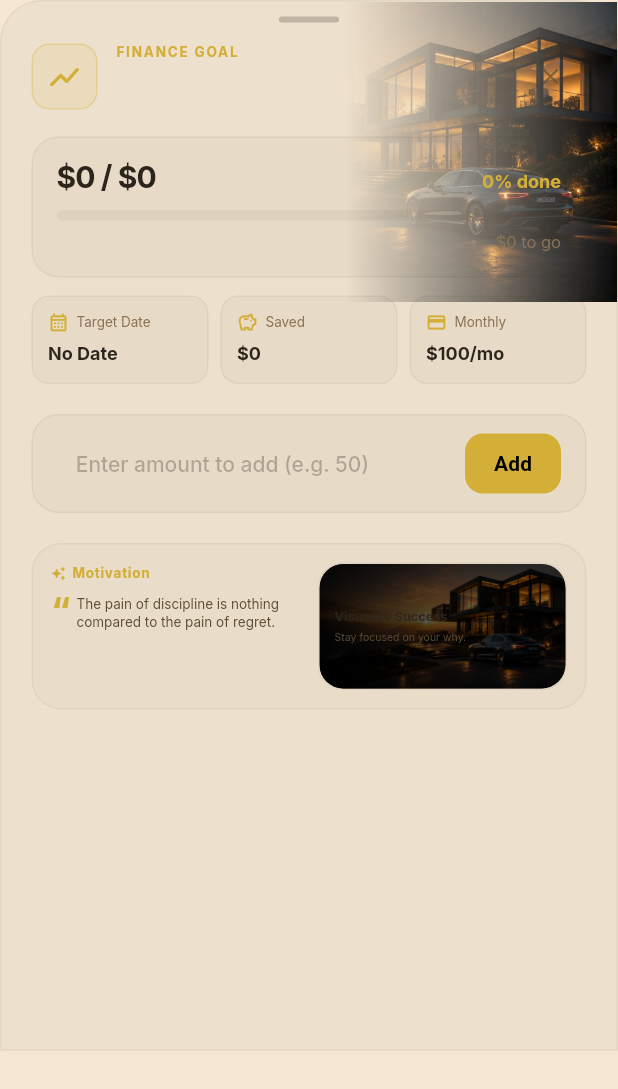
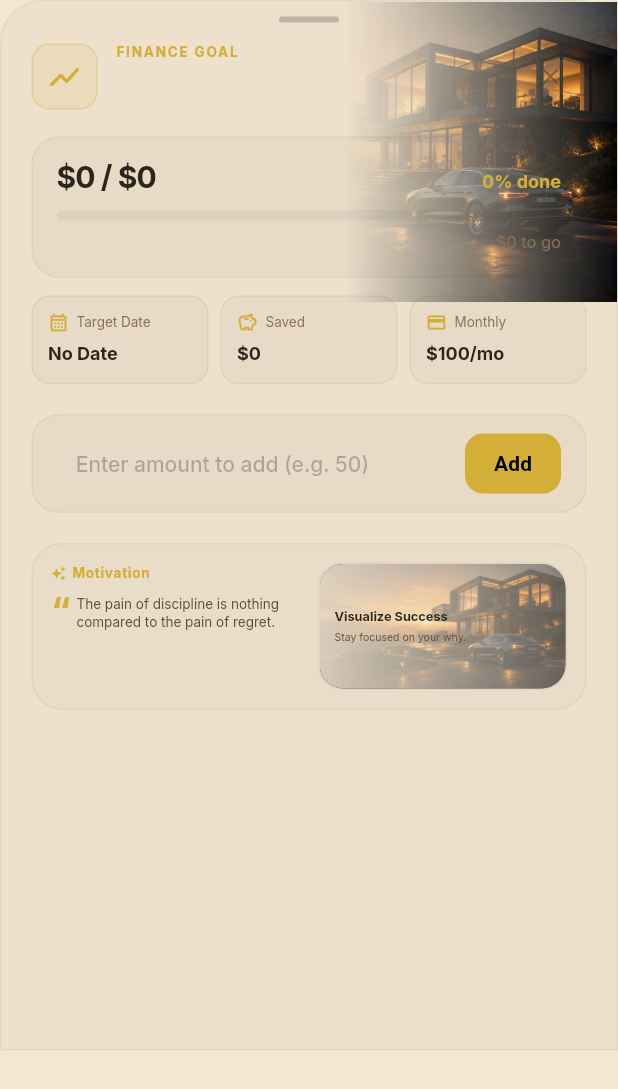
Before and after one commit to Syed-shan46/Getzio-focus, a Flutter app: the FinanceGoalSmartSheet widget shown alone on an empty page, opened directly with empty values, on a phone screen of 412 x 824 dp. Shown: the top 1089 px of the screen. Run offline on Flutter 3.47's test engine with Material 3 defaults, Android fonts, the phone set to English and light mode, and no system bars; our stand-ins replace confetti, dio, firebase_auth, firebase_core, firebase_messaging, flutter_local_notifications and 9 more; accounts and stored records are empty; network calls fail.

Commit message:
chore: make image overlays theme-based inside FinanceGoalSmartSheet

```diff
--- a/lib/features/vision_room/presentation/widgets/smart_object_sheets.dart
+++ b/lib/features/vision_room/presentation/widgets/smart_object_sheets.dart
@@ -756,10 +756,10 @@ class _FinanceGoalSmartSheetState extends ConsumerState<FinanceGoalSmartSheet> {
             width: 180,
             child: ShaderMask(
               shaderCallback: (rect) {
-                return const LinearGradient(
+                return LinearGradient(
                   begin: Alignment.centerLeft,
                   end: Alignment.centerRight,
-                  colors: [Colors.transparent, Colors.black],
+                  colors: [Colors.transparent, context.colors.bg2],
                 ).createShader(rect);
               },
               blendMode: BlendMode.dstIn,
@@ -1205,10 +1205,10 @@ class _FinanceGoalSmartSheetState extends ConsumerState<FinanceGoalSmartSheet> {
                                               begin: Alignment.centerLeft,
                                               end: Alignment.centerRight,
                                               colors: [
-                                                Colors.black.withValues(
+                                                context.colors.bg2.withValues(
                                                   alpha: 0.90,
                                                 ),
-                                                Colors.black.withValues(
+                                                context.colors.bg2.withValues(
                                                   alpha: 0.40,
                                                 ),
                                               ],
```
